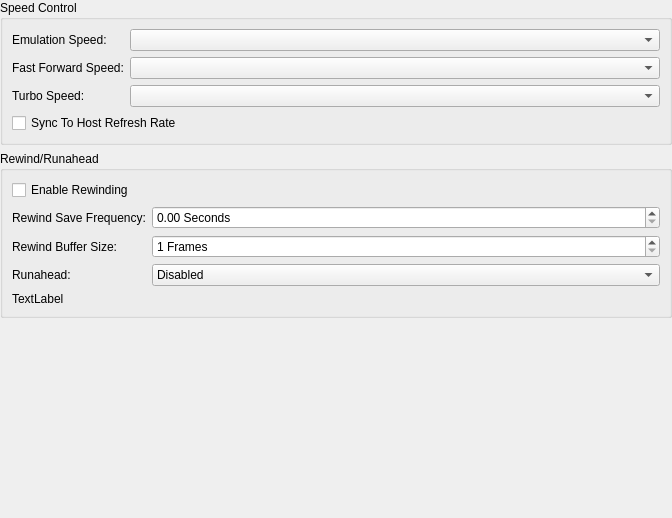
Old version of the form src/duckstation-qt/emulationsettingswidget.ui in the repository kofxi3584karlayang/duckstation.
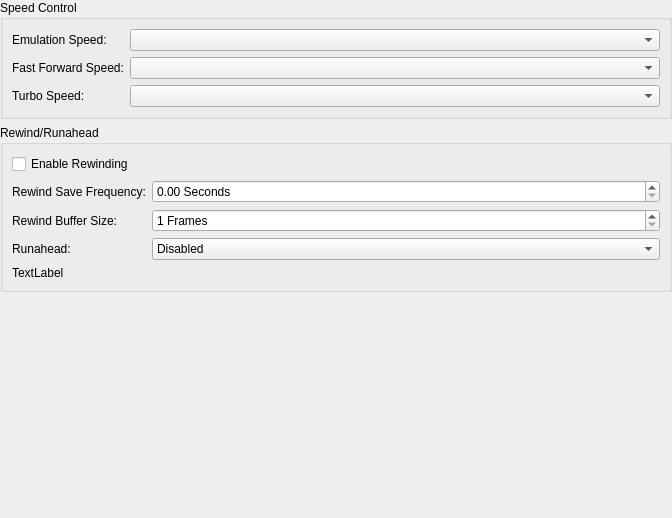
New version of the form.

```diff
--- a/src/duckstation-qt/emulationsettingswidget.ui
+++ b/src/duckstation-qt/emulationsettingswidget.ui
@@ -62,13 +62,6 @@
       <item row="2" column="1">
        <widget class="QComboBox" name="turboSpeed"/>
       </item>
-      <item row="3" column="0" colspan="2">
-       <widget class="QCheckBox" name="syncToHostRefreshRate">
-        <property name="text">
-         <string>Sync To Host Refresh Rate</string>
-        </property>
-       </widget>
-      </item>
      </layout>
     </widget>
    </item>
```
